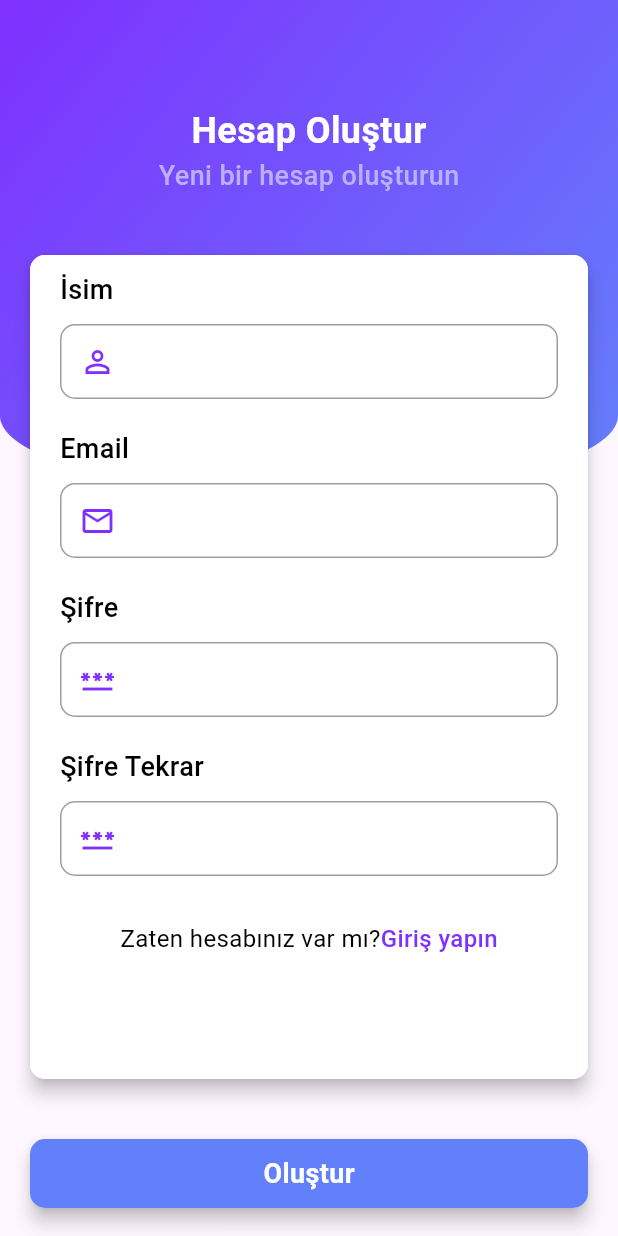
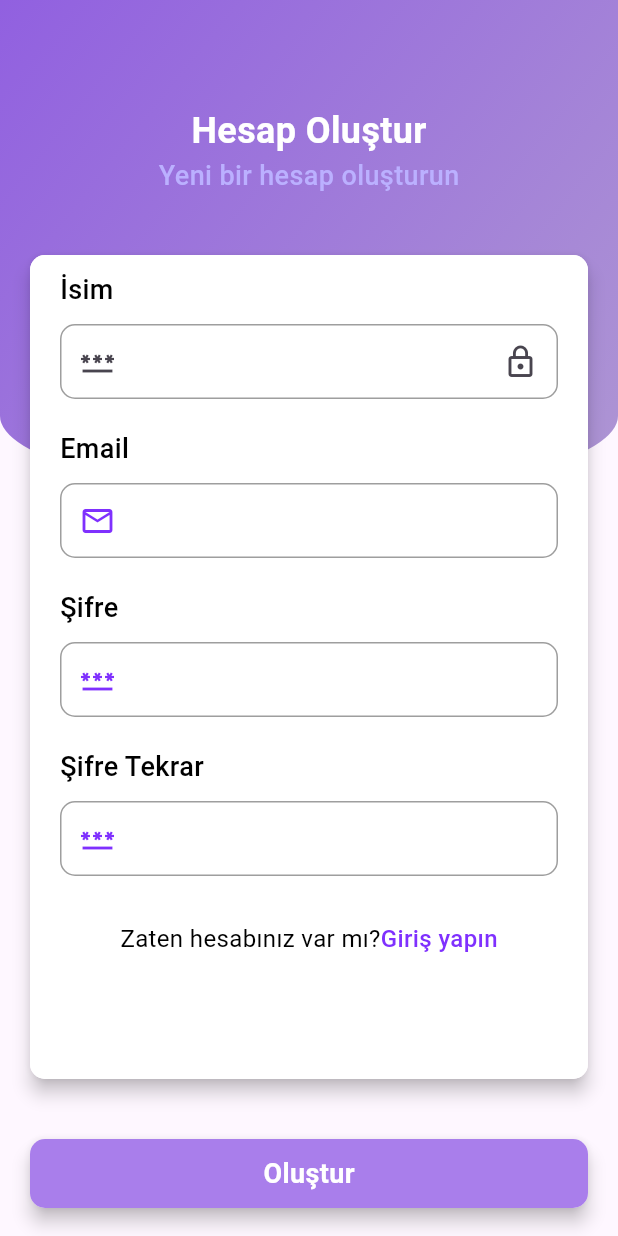
Before and after one commit to arda-copur/Chat-App, a Flutter app: the screen it shows after launch, after a tap on "Geç", after a tap on "Anladım", on a phone screen of 412 x 824 dp. Run offline on Flutter 3.47's test engine with Material 3 defaults, Android fonts, the phone set to English and light mode, and no system bars; our stand-ins replace cloud_firestore, firebase_auth, firebase_core, random_string, shared_preferences, smooth_page_indicator; accounts and stored records are empty; network calls fail.

Commit message:
general updates

```diff
--- /dev/null
+++ b/lib/constants/project_colors.dart
@@ -0,0 +1,9 @@
+import 'package:flutter/material.dart';
+
+class ProjectColors {
+   static const Color primary = Color.fromARGB(255, 174, 150, 211);
+   static const Color secondary = Color.fromARGB(255, 169, 126, 235);
+   static const Color white = Colors.white;
+   static const Color black = Colors.black;
+   static const Color grey = Colors.grey;
+}
--- a/lib/constants/project_strings.dart
+++ b/lib/constants/project_strings.dart
@@ -6,9 +6,10 @@ class ProjectStrings {
   static const String errorUser = "Kullanıcı bulunamadı";
   static const String wrongPassword = "Yanlış şifre";
   static const String errorAccount = "Hesap bulunamadı.";
-
   //Onboarding
-
+  static const String skipText = "Geç";
+  static const String moveText = "İleri";
+  static const String okeyText = "Anladım";
   //Register
   static const String createAccount = "Hesap Oluştur";
   static const String newAccount = "Yeni bir hesap oluşturun";
@@ -34,6 +35,9 @@ class ProjectStrings {
   static const String passwordReset = "Şifre sıfırlama bağlantısı gönderildi.";
   static const String oldEmail = "Lütfen kayıtlı mail adresinizi girin";
   static const String sendText = "Gönder";
-
+  //Intro Pages
+  static const String firstDescription = "İstediğin kullanıcılarla sohbet et!";
+  static const String secondDescription = "Kullanıcı adını aratman yeterli...";
+  static const String thirdDescription = "Tıkla ve konuşmaya başla!";
 
 }
--- a/lib/views/login_view.dart
+++ b/lib/views/login_view.dart
@@ -1,4 +1,5 @@
 import 'package:chat_app/constants/project_borders.dart';
+import 'package:chat_app/constants/project_colors.dart';
 import 'package:chat_app/constants/project_elevations.dart';
 import 'package:chat_app/constants/project_paddings.dart';
 import 'package:chat_app/constants/project_strings.dart';
@@ -65,7 +66,7 @@ class _LoginViewState extends State<LoginView> {
                 width: MediaQuery.of(context).size.width,
                 decoration: BoxDecoration(
                     gradient: const LinearGradient(
-                        colors: [Color(0xFF7f30fe), Color(0xFF6380fb)],
+                        colors: [ProjectColors.secondary, ProjectColors.primary],
                         begin: Alignment.topLeft,
                         end: Alignment.bottomRight),
                     borderRadius: BorderRadius.vertical(
@@ -215,7 +216,7 @@ class _LoginViewState extends State<LoginView> {
                                       child: Container(
                                         padding: const ProjectPaddings.allNormal(),
                                         decoration: BoxDecoration(
-                                            color: const Color(0xFF6380fb),
+                                            color:  ProjectColors.primary,
                                             borderRadius:
                                                 ProjectBorders.circularSmall(),),
                                         child: const Center(
--- a/lib/views/onboarding_view.dart
+++ b/lib/views/onboarding_view.dart
@@ -1,3 +1,4 @@
+import 'package:chat_app/constants/project_strings.dart';
 import 'package:chat_app/views/register_view.dart';
 import 'package:chat_app/widgets/intro_pages/intro_page_first.dart';
 import 'package:chat_app/widgets/intro_pages/intro_page_second.dart';
@@ -41,7 +42,7 @@ class _OnBoardingViewState extends State<OnBoardingView> {
               mainAxisAlignment: MainAxisAlignment.spaceEvenly,
               children: [
                 TextButton(
-                  child: const Text("Geç"),
+                  child: const Text(ProjectStrings.skipText),
                   onPressed: () {
                     _controller.jumpToPage(2);
                   },
@@ -49,7 +50,7 @@ class _OnBoardingViewState extends State<OnBoardingView> {
                 SmoothPageIndicator(controller: _controller, count: 3),
                 onLastPage
                     ? TextButton(
-                        child: const Text("Anladım"),
+                        child: const Text(ProjectStrings.okeyText),
                         onPressed: () {
                           Navigator.pushReplacement(
                               context,
@@ -58,7 +59,7 @@ class _OnBoardingViewState extends State<OnBoardingView> {
                         },
                       )
                     : TextButton(
-                        child: const Text("İleri"),
+                        child: const Text(ProjectStrings.moveText),
                         onPressed: () {
                           _controller.nextPage(
                               duration: const Duration(milliseconds: 500),
--- a/lib/views/register_view.dart
+++ b/lib/views/register_view.dart
@@ -1,9 +1,11 @@
 import 'package:chat_app/constants/project_borders.dart';
+import 'package:chat_app/constants/project_colors.dart';
 import 'package:chat_app/constants/project_paddings.dart';
 import 'package:chat_app/constants/project_strings.dart';
 import 'package:chat_app/services/database.dart';
 import 'package:chat_app/services/shared_pref.dart';
 import 'package:chat_app/views/home_view.dart';
+import 'package:chat_app/widgets/register/register_text_form_field.dart';
 import 'package:flutter/material.dart';
 import 'package:chat_app/views/login_view.dart';
 import 'package:firebase_auth/firebase_auth.dart';
@@ -88,7 +90,7 @@ class _RegisterViewState extends State<RegisterView> {
                 width: MediaQuery.of(context).size.width,
                 decoration: BoxDecoration(
                     gradient: const LinearGradient(
-                        colors: [Color(0xFF7f30fe), Color(0xFF6380fb)],
+                        colors: [Color.fromARGB(255, 145, 96, 224), ProjectColors.primary],
                         begin: Alignment.topLeft,
                         end: Alignment.bottomRight),
                     borderRadius: BorderRadius.vertical(
@@ -154,21 +156,12 @@ class _RegisterViewState extends State<RegisterView> {
                                         width: 1.0, color: Colors.black38),
                                     borderRadius:
                                         ProjectBorders.circularSmall()),
-                                child: TextFormField(
-                                  controller: nameController,
-                                  validator: (value) {
+                                child: RegisterTextFormField(controller: nameController,validator: (value) {
                                     if (value == null || value.isEmpty) {
                                       return ProjectStrings.errorName;
                                     }
                                     return null;
-                                  },
-                                  decoration: const InputDecoration(
-                                      border: InputBorder.none,
-                                      prefixIcon: Icon(
-                                        Icons.person_outline,
-                                        color: Color(0xFF7f30fe),
-                                      )),
-                                ),
+                                },)
                               ),
                               const SizedBox(
                                 height: 20.0,
@@ -335,7 +328,7 @@ class _RegisterViewState extends State<RegisterView> {
                           child: Container(
                             padding: const ProjectPaddings.allNormal(),
                             decoration: BoxDecoration(
-                                color: const Color(0xFF6380fb),
+                                color: Color.fromARGB(255, 169, 126, 235),
                                 borderRadius: ProjectBorders.circularSmall()),
                             child: const Center(
                                 child: Text(
--- a/lib/widgets/intro_pages/intro_page_first.dart
+++ b/lib/widgets/intro_pages/intro_page_first.dart
@@ -1,4 +1,7 @@
+import 'package:chat_app/constants/project_colors.dart';
+import 'package:chat_app/constants/project_strings.dart';
 import 'package:chat_app/utils/image_utils.dart';
+import 'package:chat_app/utils/text_theme_extension.dart';
 import 'package:chat_app/widgets/constant_sized_boxs.dart';
 import 'package:flutter/material.dart';
 
@@ -8,25 +11,23 @@ class IntroPageFirst extends StatelessWidget {
   @override
   Widget build(BuildContext context) {
     return Scaffold(
-      backgroundColor: Colors.deepPurple[100],
+      backgroundColor: ProjectColors.primary,
       body: Column(
         mainAxisAlignment: MainAxisAlignment.center,
         children: [
           Padding(
             padding: const EdgeInsets.all(8.0),
-          child: Text("İstediğin an, istediğin yerde arkadaşlarınla mesajlaşmak mı istiyorsun?",style: Theme.of(context).textTheme.bodyLarge?.copyWith(
-            fontWeight: FontWeight.w800,color: Colors.black45
-          ),
-          ),
+            child: Text(ProjectStrings.firstDescription,
+                style: context.projectTheme().headlineSmall?.copyWith(
+                    fontWeight: FontWeight.w800, color: Colors.black45)),
           ),
           ConstantSizedBoxs.largeHeightSizedBox(),
           Center(
-          child:
-          Image.asset(ImageItems.infoguy1.imagePath,
-          width: MediaQuery.of(context).size.width * 0.6,
+            child: Image.asset(
+              ImageItems.infoguy1.imagePath,
+              width: MediaQuery.of(context).size.width * 0.65,
             ),
           )
-
         ],
       ),
     );
--- a/lib/widgets/intro_pages/intro_page_second.dart
+++ b/lib/widgets/intro_pages/intro_page_second.dart
@@ -1,4 +1,7 @@
+import 'package:chat_app/constants/project_colors.dart';
+import 'package:chat_app/constants/project_strings.dart';
 import 'package:chat_app/utils/image_utils.dart';
+import 'package:chat_app/utils/text_theme_extension.dart';
 import 'package:chat_app/widgets/constant_sized_boxs.dart';
 import 'package:flutter/material.dart';
 
@@ -8,19 +11,14 @@ class IntroPageSecond extends StatelessWidget {
   @override
   Widget build(BuildContext context) {
   return Scaffold(
-      backgroundColor: Colors.deepPurple[100],
+      backgroundColor: ProjectColors.primary,
       body: Column(
          mainAxisAlignment: MainAxisAlignment.center,
        children: [
-        Text("Artık mesajlaşmak çok kolay!",style: Theme.of(context).textTheme.bodyLarge?.copyWith(
-          fontWeight: FontWeight.w800,color: Colors.black45,
-        ),
-        ),
-           Text("Yükle ve hemen arkadaşlarınla sohbet etmeye başla...",style: Theme.of(context).textTheme.bodyMedium?.copyWith(
-          fontWeight: FontWeight.w800,color: Colors.grey[350],
+        Text(ProjectStrings.secondDescription,style:
+        context.projectTheme().headlineSmall?.copyWith(fontWeight: FontWeight.w800,color: Colors.black45)
         ),
 
-        ),
         ConstantSizedBoxs.largeHeightSizedBox(),
         Center(
           child:
--- a/lib/widgets/intro_pages/intro_page_third.dart
+++ b/lib/widgets/intro_pages/intro_page_third.dart
@@ -1,4 +1,7 @@
+import 'package:chat_app/constants/project_colors.dart';
+import 'package:chat_app/constants/project_strings.dart';
 import 'package:chat_app/utils/image_utils.dart';
+import 'package:chat_app/utils/text_theme_extension.dart';
 import 'package:chat_app/widgets/constant_sized_boxs.dart';
 import 'package:flutter/material.dart';
 
@@ -8,13 +11,11 @@ class IntroPageThird extends StatelessWidget {
   @override
   Widget build(BuildContext context) {
     return  Scaffold(
-      backgroundColor: Colors.deepPurple[100],
+      backgroundColor: ProjectColors.primary,
       body: Column(
          mainAxisAlignment: MainAxisAlignment.center,
        children: [
-        Text("Artık mesajlaşmak çok kolay...",style: Theme.of(context).textTheme.bodyLarge?.copyWith(
-          fontWeight: FontWeight.w800,color: Colors.black45,fontSize: 24
-        ),
+        Text(ProjectStrings.thirdDescription,style: context.projectTheme().headlineSmall?.copyWith(fontWeight: FontWeight.w800,color: Colors.black45)
         ),
         ConstantSizedBoxs.largeHeightSizedBox(),
         Center(
--- /dev/null
+++ b/lib/widgets/register/register_text_form_field.dart
@@ -0,0 +1,49 @@
+import 'package:flutter/material.dart';
+class RegisterTextFormField extends StatefulWidget {
+  final TextEditingController controller;
+  final String? Function(String?)? validator;
+
+  const RegisterTextFormField({
+    Key? key,
+    required this.controller,
+    this.validator,
+  }) : super(key: key);
+
+  @override
+  State<RegisterTextFormField> createState() => _RegisterTextFormFieldState();
+}
+
+class _RegisterTextFormFieldState extends State<RegisterTextFormField> {
+  final ValueNotifier<bool> isVisible = ValueNotifier<bool>(false);
+
+  @override
+  Widget build(BuildContext context) {
+    return TextFormField(
+      controller: widget.controller,
+      obscureText: !isVisible.value,
+      validator: widget.validator,
+      decoration: RegisterInputDecoration(
+        InputBorder.none,
+        const Icon(Icons.password),
+        GestureDetector(
+          child: isVisible.value
+              ? const Icon(Icons.lock_open_sharp)
+              : const Icon(Icons.lock_outline),
+          onTap: () {
+
+           setState(() {
+              isVisible.value = !isVisible.value;
+           });
+          },
+        ),
+      ),
+    );
+  }
+}
+
+
+class RegisterInputDecoration extends InputDecoration {
+  const RegisterInputDecoration(
+      InputBorder border, Widget prefixIcon, Widget suffixIcon)
+      : super(border: border, prefixIcon: prefixIcon, suffixIcon: suffixIcon);
+}
--- a/lib/widgets/text_form_fields/custom_text_form_field.dart
+++ /dev/null
@@ -1,21 +0,0 @@
-import 'package:flutter/material.dart';
-
-class CustomTextField extends TextField {
-  const CustomTextField(TextEditingController myController, {super.key})
-      : super(
-            controller: myController,
-            decoration: const CustomInputDecoration(
-                InputBorder.none,
-                Icon(
-                  Icons.person_outline,
-                  color: Color(0xFF7f30fe),
-                )));
-}
-
-class CustomInputDecoration extends InputDecoration {
-  const CustomInputDecoration(InputBorder myBorder, Icon myPrefixIcon)
-      : super(border: myBorder, prefixIcon: myPrefixIcon);
-}
-
-
-//signin veya signupdaki textfield yerine konulacak
```
Lines whose indentation alone changed are shown as unchanged.
